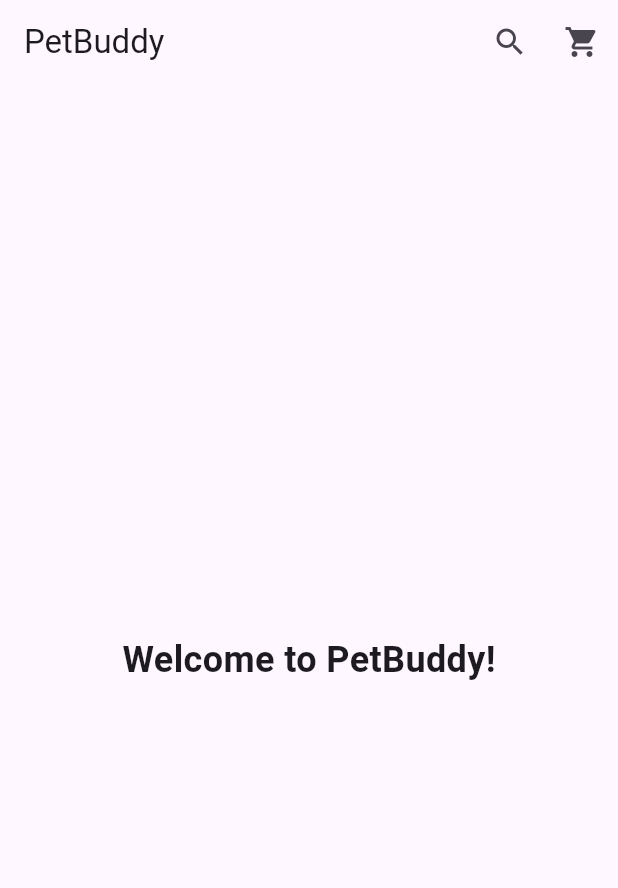
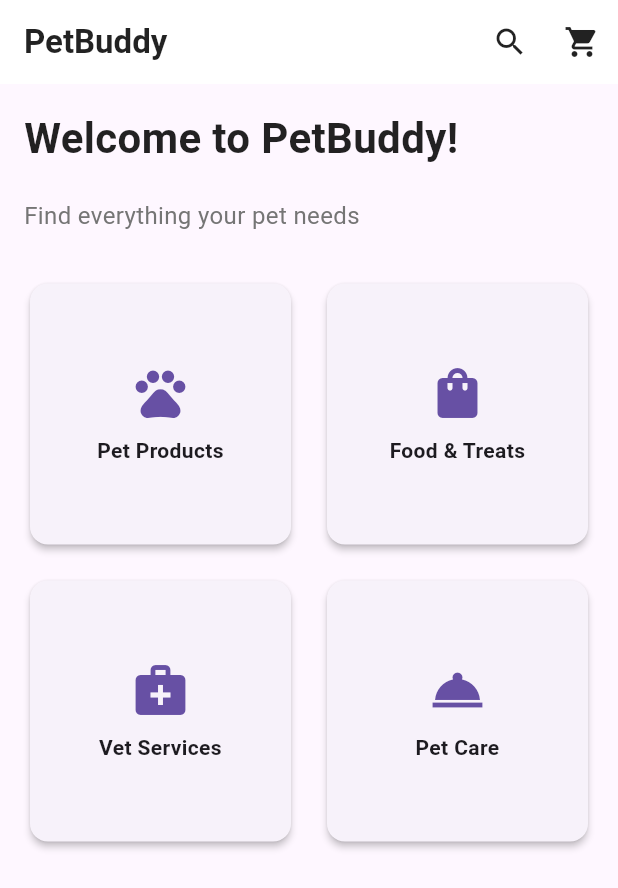
Before and after one commit to moabdelazem/petbuddy, a Flutter app: the screen it shows after launch, on a phone screen of 412 x 824 dp. Shown: the top 888 px of the screen. Run offline on Flutter 3.47's test engine with Material 3 defaults, Android fonts, the phone set to English and light mode, and no system bars.

Commit message:
Enhance HomeScreen layout with improved UI elements and grid view for pet services

```diff
--- a/lib/src/features/home/home_screen.dart
+++ b/lib/src/features/home/home_screen.dart
@@ -5,31 +5,126 @@ class HomeScreen extends StatelessWidget {
   Widget build(BuildContext context) {
     return Scaffold(
       appBar: AppBar(
-        title: Text('PetBuddy'), // App bar title
+        elevation: 0,
+        backgroundColor: Colors.white,
+        title: Text(
+          'PetBuddy',
+          style: TextStyle(
+            color: Colors.black87,
+            fontWeight: FontWeight.bold,
+          ),
+        ),
         actions: [
           IconButton(
-            icon: Icon(Icons.search), // Search icon
+            icon: Icon(Icons.search, color: Colors.black87),
             onPressed: () {
               // Add search functionality later
             },
           ),
           IconButton(
-            icon: Icon(Icons.shopping_cart), // Cart icon
+            icon: Icon(Icons.shopping_cart, color: Colors.black87),
             onPressed: () {
               // Navigate to the cart screen later
             },
           ),
         ],
       ),
-      body: Center(
-        child: Text(
-          'Welcome to PetBuddy!', // Welcome message
-          style: TextStyle(
-            fontSize: 24,
-            fontWeight: FontWeight.bold,
+      body: SingleChildScrollView(
+        child: Padding(
+          padding: EdgeInsets.all(16.0),
+          child: Column(
+            crossAxisAlignment: CrossAxisAlignment.start,
+            children: [
+              Text(
+                'Welcome to PetBuddy!',
+                style: TextStyle(
+                  fontSize: 28,
+                  fontWeight: FontWeight.bold,
+                  color: Colors.black87,
+                ),
+              ),
+              SizedBox(height: 20),
+              Text(
+                'Find everything your pet needs',
+                style: TextStyle(
+                  fontSize: 16,
+                  color: Colors.grey[600],
+                ),
+              ),
+              SizedBox(height: 30),
+              GridView.builder(
+                shrinkWrap: true,
+                physics: NeverScrollableScrollPhysics(),
+                gridDelegate: SliverGridDelegateWithFixedCrossAxisCount(
+                  crossAxisCount: 2,
+                  crossAxisSpacing: 16,
+                  mainAxisSpacing: 16,
+                ),
+                itemCount: 4,
+                itemBuilder: (context, index) {
+                  return Card(
+                    elevation: 2,
+                    shape: RoundedRectangleBorder(
+                      borderRadius: BorderRadius.circular(12),
+                    ),
+                    child: Container(
+                      padding: EdgeInsets.all(16),
+                      child: Column(
+                        mainAxisAlignment: MainAxisAlignment.center,
+                        children: [
+                          Icon(
+                            _getIcon(index),
+                            size: 40,
+                            color: Theme.of(context).primaryColor,
+                          ),
+                          SizedBox(height: 8),
+                          Text(
+                            _getTitle(index),
+                            textAlign: TextAlign.center,
+                            style: TextStyle(
+                              fontWeight: FontWeight.bold,
+                            ),
+                          ),
+                        ],
+                      ),
+                    ),
+                  );
+                },
+              ),
+            ],
           ),
         ),
       ),
     );
   }
+
+  IconData _getIcon(int index) {
+    switch (index) {
+      case 0:
+        return Icons.pets;
+      case 1:
+        return Icons.shopping_bag;
+      case 2:
+        return Icons.medical_services;
+      case 3:
+        return Icons.room_service;
+      default:
+        return Icons.pets;
+    }
+  }
+
+  String _getTitle(int index) {
+    switch (index) {
+      case 0:
+        return 'Pet Products';
+      case 1:
+        return 'Food & Treats';
+      case 2:
+        return 'Vet Services';
+      case 3:
+        return 'Pet Care';
+      default:
+        return '';
+    }
+  }
 }
```
